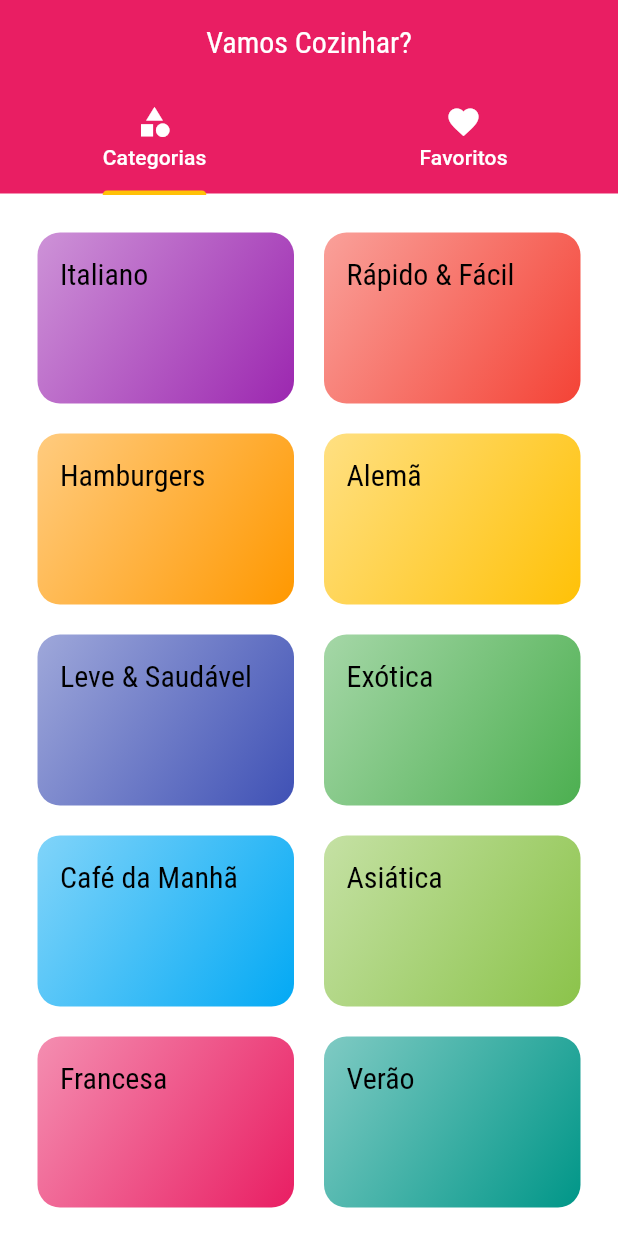
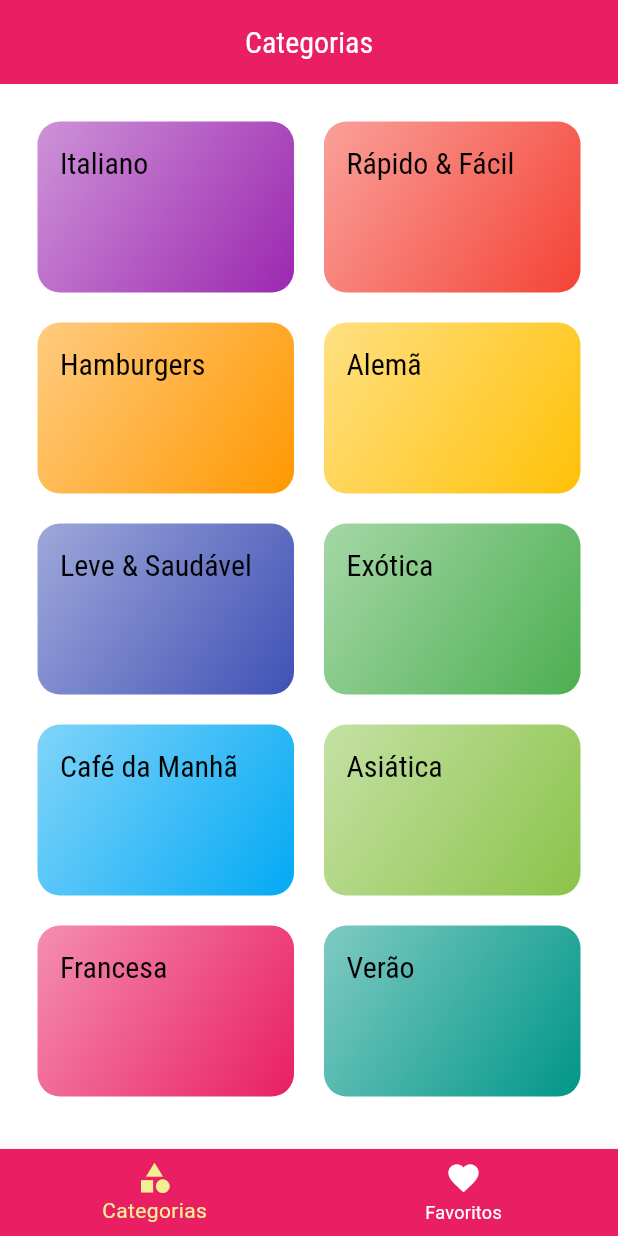
Before and after one commit to ErickFerreiradev/projetoRefeicoes, a Flutter app: the screen it shows after launch, on a phone screen of 412 x 824 dp. Run offline on Flutter 3.47's test engine with Material 3 defaults, Android fonts, the phone set to English and light mode, and no system bars.

Commit message:
Refatorando para tab bar inferior

```diff
--- a/meals/lib/screens/tabs_screen.dart
+++ b/meals/lib/screens/tabs_screen.dart
@@ -2,39 +2,52 @@ import 'package:flutter/material.dart';
 import 'categories_screen.dart';
 import 'favorite_screen.dart';
 
-class TabsScreen extends StatelessWidget {
+class TabsScreen extends StatefulWidget {
   const TabsScreen({super.key});
 
   @override
+  State<TabsScreen> createState() => _TabsScreenState();
+}
+
+class _TabsScreenState extends State<TabsScreen> {
+
+  int _selectedScreenIndex = 0;
+  final List<Map<String, Object>> _screen = [
+    {'title': 'Categorias', 'screen': CategoriesScreen()},
+    {'title': 'Meus favoritos', 'screen': FavoriteScreen()},
+
+  ];
+
+  _selectScreen(int index) {
+    setState(() {
+      _selectedScreenIndex = index;
+    });
+  }
+
+  @override
   Widget build(BuildContext context) {
-    return DefaultTabController(
-      length: 2,
-      child: Scaffold(
-        appBar: AppBar(
-          title: Text('Vamos Cozinhar?'),
-          bottom: TabBar(
-            labelColor: Colors.white,
-            unselectedLabelColor: Colors.white,
-            indicatorColor: Theme.of(context).colorScheme.secondary,
-            tabs: [
-              Tab(
-                icon: Icon(Icons.category),
-                text: 'Categorias',
-                ),
-              Tab(
-                icon: Icon(Icons.favorite),
-                text: 'Favoritos',
-                ),
-            ],
+    return Scaffold(
+      appBar: AppBar(
+        title: Text(_screen[_selectedScreenIndex]['title'] as String),
+          ),
+      body: _screen[_selectedScreenIndex]['screen'] as Widget,
+      bottomNavigationBar: BottomNavigationBar(
+        onTap: _selectScreen,
+        backgroundColor: Colors.pink,
+        unselectedItemColor: Colors.white,
+        selectedItemColor: Theme.of(context).canvasColor,
+        currentIndex: _selectedScreenIndex,
+        items: [
+          BottomNavigationBarItem(
+            icon: Icon(Icons.category),
+            label: 'Categorias',
             ),
+          BottomNavigationBarItem(
+            icon: Icon(Icons.favorite),
+            label: 'Favoritos',
+            )
+        ]
         ),
-        body: TabBarView(
-          children: [
-            CategoriesScreen(),
-            FavoriteScreen(),
-          ]
-          ),
-      ),
     );
   }
 }
```
